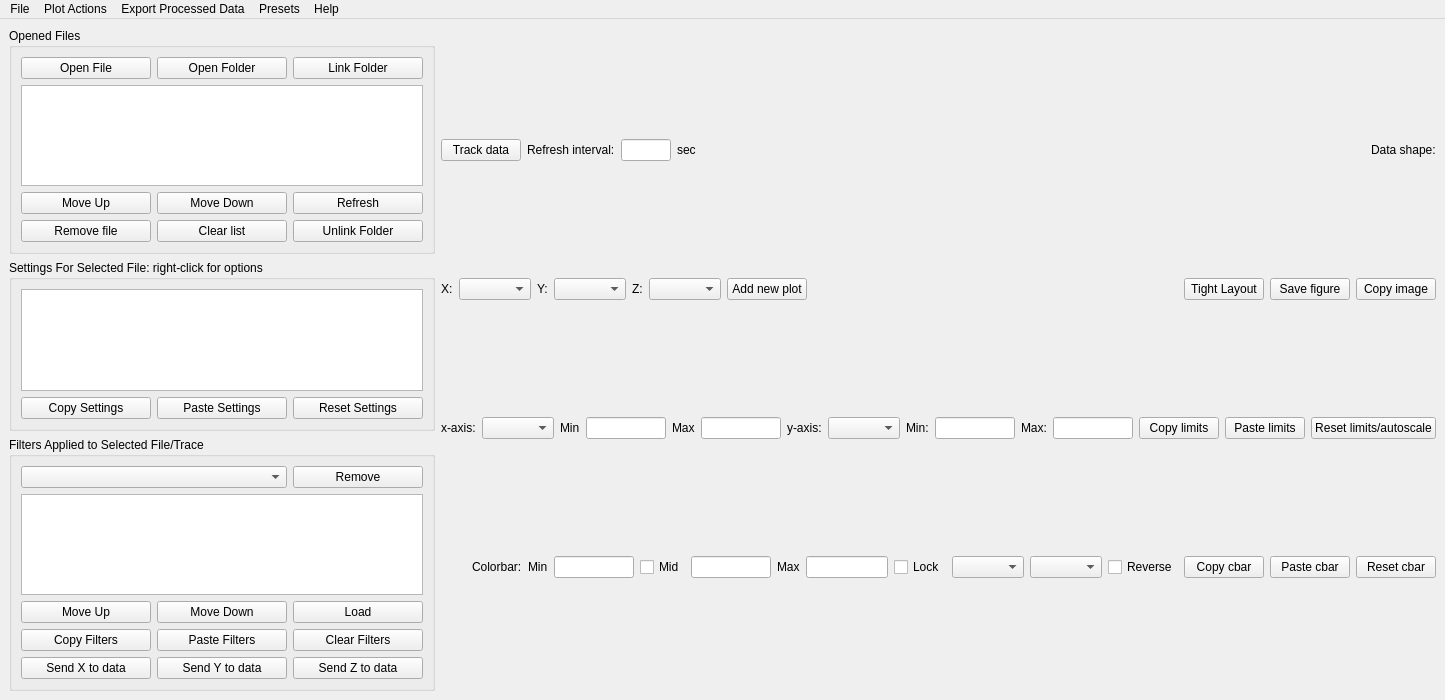
Before: the Qt Designer form qcodesplusplus/plotting/offline/design.ui in qcodespp/qcodespp, drawn with Qt 5.
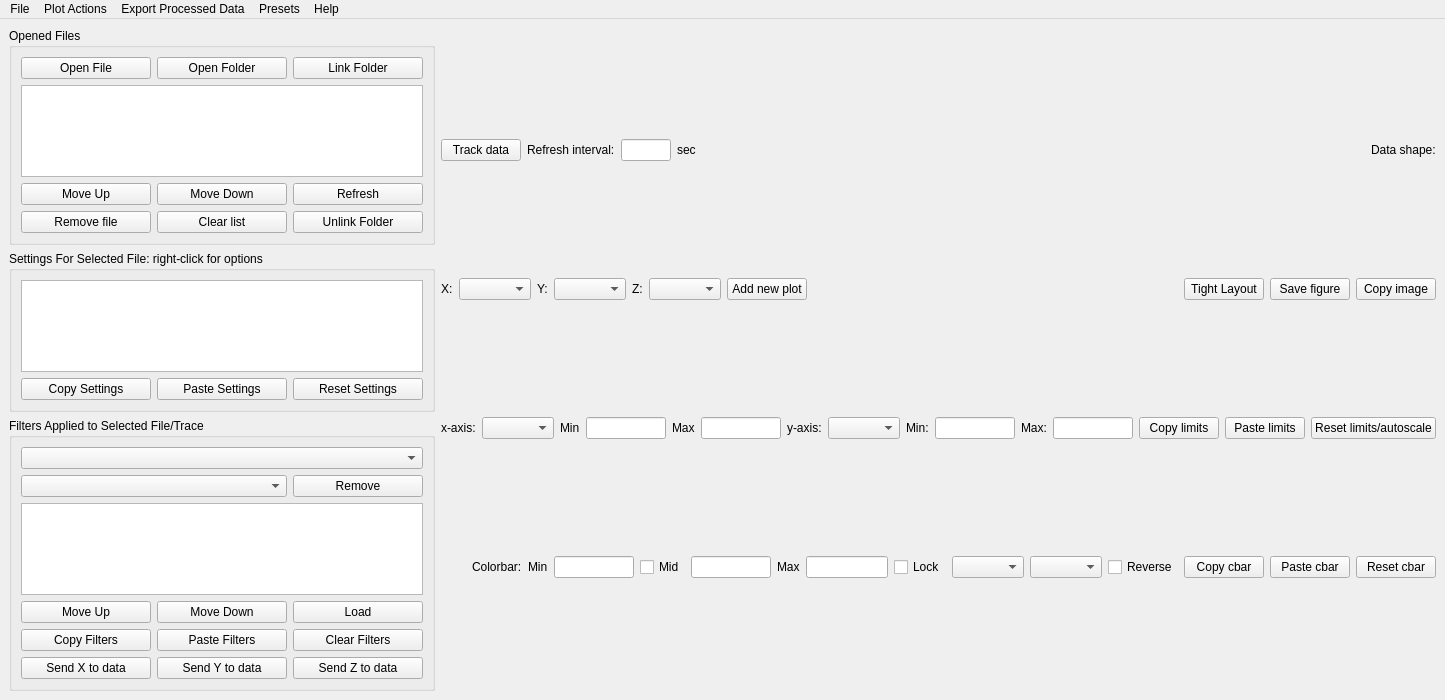
After: the same form once the commit is applied. Icons and pictures are not drawn.

Commit message: IG: start making filters work with mixedinternaldata. LOTS of mistakes. Big ones. not using the dropdown menu like a fool

Patch:
```diff
--- a/qcodesplusplus/plotting/offline/design.ui
+++ b/qcodesplusplus/plotting/offline/design.ui
@@ -304,7 +304,7 @@
          <string>Filters Applied to Selected File/Trace</string>
         </property>
         <layout class="QGridLayout" name="gridLayout_6">
-         <item row="0" column="0">
+         <item row="1" column="0">
           <layout class="QGridLayout" name="filters_layout">
            <item row="0" column="2">
             <widget class="QPushButton" name="delete_filters_button">
@@ -503,6 +503,9 @@
            </item>
           </layout>
          </item>
+         <item row="0" column="0">
+          <widget class="QComboBox" name="mixeddata_filter_box"/>
+         </item>
         </layout>
        </widget>
       </item>
```
Left out of the diff: 172 changed lines with no effect on the pictures. The commit also changes 3 other files.
